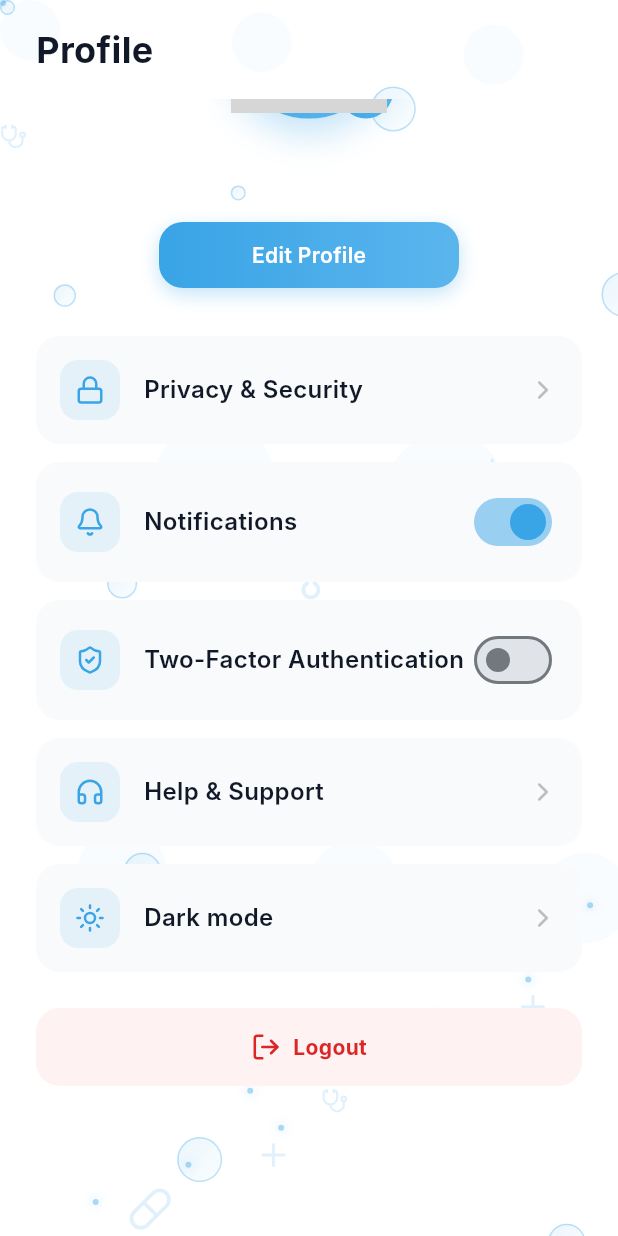
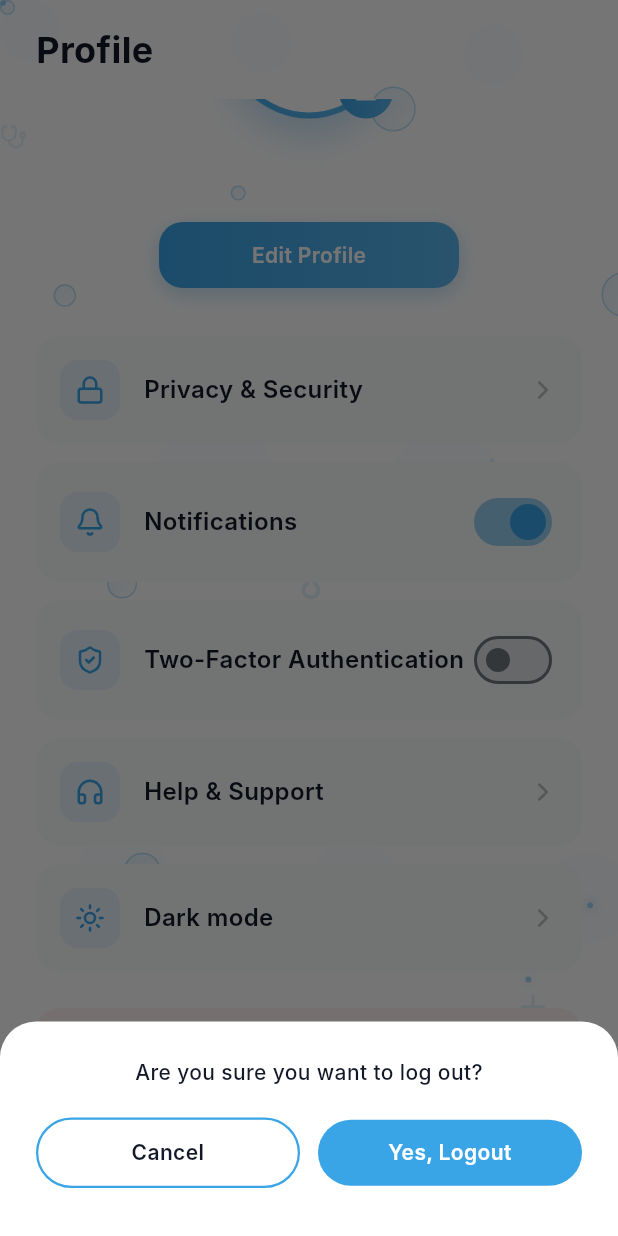
Before and after one commit to lamaRimawi/med_frontend, a Flutter app: the ProfileScreen screen opened directly with empty values, scrolled down 99 dp, after a tap on "Logout", on a phone screen of 412 x 824 dp. Run offline on Flutter 3.47's test engine with Material 3 defaults, Android fonts, the phone set to English and light mode, and no system bars; drawn by our look-alikes of flutter_animate, toastification; our stand-ins replace camera, file_picker, google_fonts, image_picker, local_auth, lucide_icons and 3 more; missing offline and left inert: flutter_facebook_auth, flutter_toast_notification, gal; accounts and stored records are empty; network calls fail; Roboto replaces fonts that are missing (Inter); grey boxes are pictures that could not be loaded.

```diff
--- a/lib/screens/profile_screen.dart
+++ b/lib/screens/profile_screen.dart
@@ -531,9 +531,97 @@ class _ProfileScreenState extends State<ProfileScreen>
                       // Logout Button
                       GestureDetector(
                         onTap: () async {
-                          await User.clearFromPrefs();
-                          await AuthApi.logout();
-                          widget.onLogout();
+                          // Show bottom sheet confirmation
+                          final shouldLogout = await showModalBottomSheet<bool>(
+                            context: context,
+                            backgroundColor: Colors.transparent,
+                            builder: (context) => Container(
+                              decoration: BoxDecoration(
+                                color: isDark
+                                    ? const Color(0xFF1E293B)
+                                    : Colors.white,
+                                borderRadius: const BorderRadius.only(
+                                  topLeft: Radius.circular(24),
+                                  topRight: Radius.circular(24),
+                                ),
+                              ),
+                              padding: const EdgeInsets.all(24),
+                              child: Column(
+                                mainAxisSize: MainAxisSize.min,
+                                children: [
+                                  const Text(
+                                    'Are you sure you want to log out?',
+                                    style: TextStyle(
+                                      fontSize: 14,
+                                      fontWeight: FontWeight.w500,
+                                      color: Color(0xFF111827),
+                                    ),
+                                    textAlign: TextAlign.center,
+                                  ),
+                                  const SizedBox(height: 20),
+                                  Row(
+                                    children: [
+                                      Expanded(
+                                        child: GestureDetector(
+                                          onTap: () => Navigator.pop(context, false),
+                                          child: Container(
+                                            padding: const EdgeInsets.symmetric(vertical: 12),
+                                            decoration: BoxDecoration(
+                                              color: Colors.transparent,
+                                              border: Border.all(
+                                                color: const Color(0xFF39A4E6),
+                                                width: 1.5,
+                                              ),
+                                              borderRadius: BorderRadius.circular(24),
+                                            ),
+                                            child: const Text(
+                                              'Cancel',
+                                              style: TextStyle(
+                                                color: Color(0xFF111827),
+                                                fontWeight: FontWeight.w600,
+                                                fontSize: 14,
+                                              ),
+                                              textAlign: TextAlign.center,
+                                            ),
+                                          ),
+                                        ),
+                                      ),
+                                      const SizedBox(width: 12),
+                                      Expanded(
+                                        child: GestureDetector(
+                                          onTap: () => Navigator.pop(context, true),
+                                          child: Container(
+                                            padding: const EdgeInsets.symmetric(vertical: 12),
+                                            decoration: BoxDecoration(
+                                              color: const Color(0xFF39A4E6),
+                                              borderRadius: BorderRadius.circular(24),
+                                            ),
+                                            child: const Text(
+                                              'Yes, Logout',
+                                              style: TextStyle(
+                                                color: Colors.white,
+                                                fontWeight: FontWeight.w600,
+                                                fontSize: 14,
+                                              ),
+                                              textAlign: TextAlign.center,
+                                            ),
+                                          ),
+                                        ),
+                                      ),
+                                    ],
+                                  ),
+                                  const SizedBox(height: 8),
+                                ],
+                              ),
+                            ),
+                          );
+
+                          // Only logout if user confirmed
+                          if (shouldLogout == true) {
+                            await User.clearFromPrefs();
+                            await AuthApi.logout();
+                            widget.onLogout();
+                          }
                         },
                         child: Container(
                           width: double.infinity,
```
